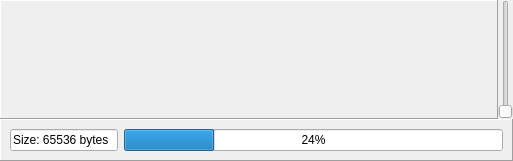
Old version of the form src/ui/target_panel.ui in the repository vaginessa/yaragui.
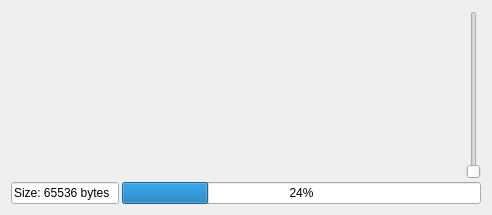
New version of the form.

```diff
--- a/src/ui/target_panel.ui
+++ b/src/ui/target_panel.ui
@@ -6,8 +6,8 @@
    <rect>
     <x>0</x>
     <y>0</y>
-    <width>513</width>
-    <height>161</height>
+    <width>492</width>
+    <height>215</height>
    </rect>
   </property>
   <property name="sizePolicy">
@@ -20,32 +20,26 @@
    <string>Form</string>
   </property>
   <layout class="QHBoxLayout" name="layout">
-   <property name="spacing">
-    <number>0</number>
-   </property>
-   <property name="leftMargin">
-    <number>0</number>
-   </property>
-   <property name="topMargin">
-    <number>0</number>
-   </property>
-   <property name="rightMargin">
-    <number>0</number>
-   </property>
-   <property name="bottomMargin">
-    <number>0</number>
-   </property>
    <item>
     <layout class="QVBoxLayout" name="verticalLayout">
+     <property name="spacing">
+      <number>3</number>
+     </property>
      <item>
       <layout class="QHBoxLayout" name="horizontalLayout">
+       <property name="spacing">
+        <number>0</number>
+       </property>
        <item>
         <widget class="QFrame" name="leftFrame">
          <property name="frameShape">
-          <enum>QFrame::Panel</enum>
+          <enum>QFrame::NoFrame</enum>
          </property>
          <property name="frameShadow">
-          <enum>QFrame::Raised</enum>
+          <enum>QFrame::Plain</enum>
+         </property>
+         <property name="lineWidth">
+          <number>0</number>
          </property>
          <layout class="QHBoxLayout" name="horizontalLayout_4">
           <property name="spacing">
@@ -110,13 +104,6 @@
       </layout>
      </item>
      <item>
-      <widget class="QFrame" name="infoFrame">
-       <property name="frameShape">
-        <enum>QFrame::Panel</enum>
-       </property>
-       <property name="frameShadow">
-        <enum>QFrame::Raised</enum>
-       </property>
        <layout class="QHBoxLayout" name="horizontalLayout_2" stretch="0,1">
         <item>
          <widget class="QLineEdit" name="sizeText">
@@ -136,7 +123,6 @@
          </widget>
         </item>
        </layout>
-      </widget>
      </item>
     </layout>
    </item>
```
Lines whose indentation alone changed are shown as unchanged.
